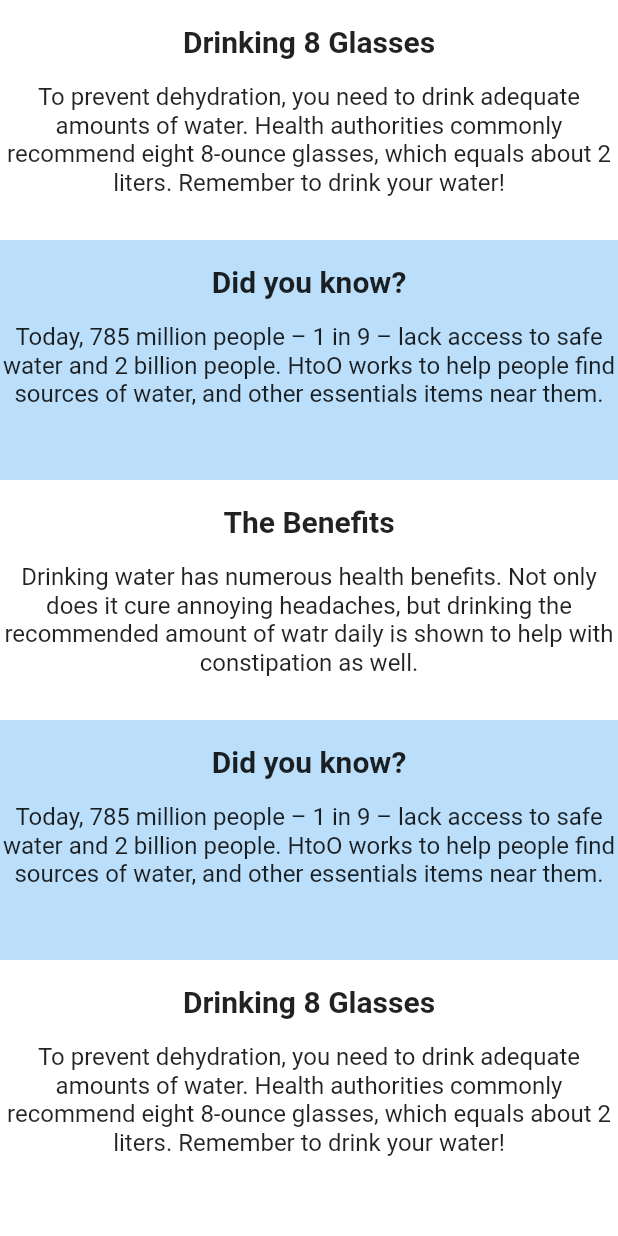
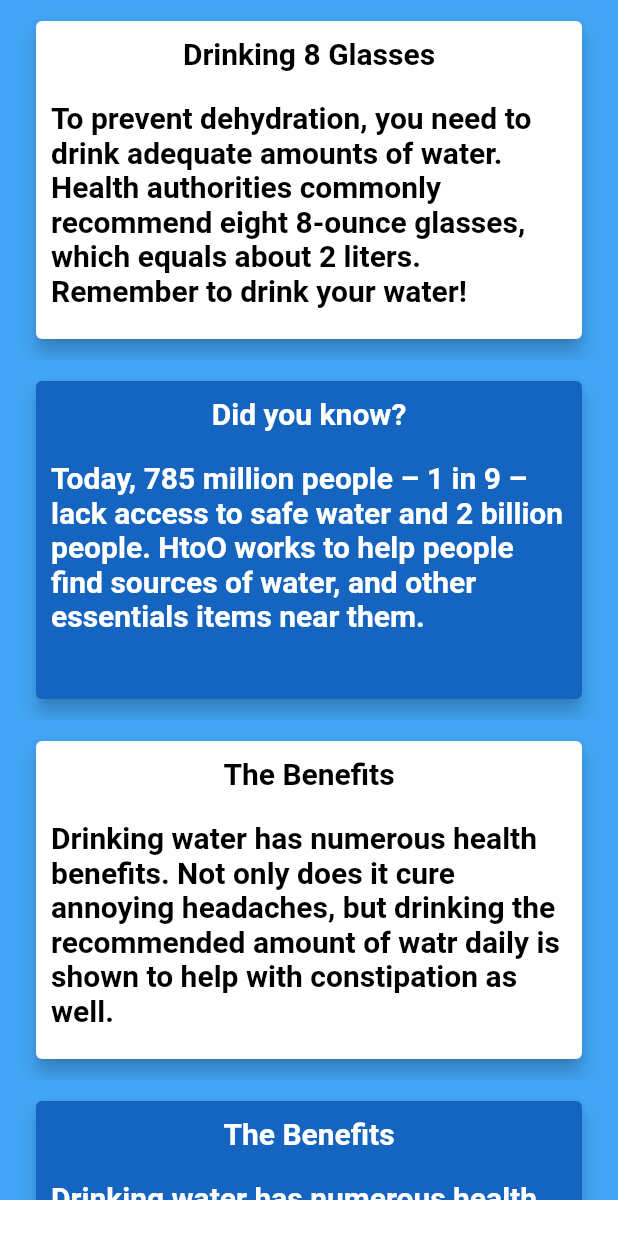
Before and after one commit to SaurontheMighty/HtoO, a Flutter app: the Tips screen opened directly, on a phone screen of 412 x 824 dp. Run offline on Flutter 3.47's test engine with Material 2 defaults, Android fonts, the phone set to English and light mode, and no system bars; our stand-ins replace google_maps_flutter.

Commit message:
tips deisgn change

```diff
--- a/lib/tips.dart
+++ b/lib/tips.dart
@@ -7,6 +7,7 @@ class Tips extends StatefulWidget {
 }
 
 class _TipsState extends State<Tips> {
+
   @override
   Widget build(BuildContext context) {
     return Scaffold(
@@ -17,93 +18,208 @@ class _TipsState extends State<Tips> {
         child: ListView(
           scrollDirection: Axis.vertical,
           children: <Widget>[
-            Container(
-              child: Column(
-                mainAxisAlignment: MainAxisAlignment.start,
-                crossAxisAlignment: CrossAxisAlignment.center,
-                children: <Widget>[
-                Text(""),
-                Text("Drinking 8 Glasses", textAlign: TextAlign.center, style: TextStyle(fontWeight: FontWeight.bold, fontSize: 20.0)),
-                Text(""),
-                Text("To prevent dehydration, you need to drink adequate amounts of water. Health authorities commonly recommend eight 8-ounce glasses, which equals about 2 liters. Remember to drink your water!", textAlign: TextAlign.center, style: TextStyle(fontSize: 16.0)),
-              ]),
-              width: 400.0,
-              height: 160.0,
-              color: Colors.white,
-            ),
-            Container(
-              child: Column(
-                mainAxisAlignment: MainAxisAlignment.start,
-                crossAxisAlignment: CrossAxisAlignment.center,
-                children: <Widget>[
-                Text(""),
-                Text("Did you know?", textAlign: TextAlign.center, style: TextStyle(fontWeight: FontWeight.bold, fontSize: 20.0)),
-                Text(""),
-                Text("Today, 785 million people – 1 in 9 – lack access to safe water and 2 billion people. HtoO works to help people find sources of water, and other essentials items near them.", textAlign: TextAlign.center, style: TextStyle(fontSize: 16.0)),
-              ]),
-              width: 400.0,
-              height: 160.0,
-              color: Colors.blue[100],
-            ),
-            Container(
-              child: Column(
-                mainAxisAlignment: MainAxisAlignment.start,
-                crossAxisAlignment: CrossAxisAlignment.center,
-                children: <Widget>[
-                Text(""),
-                Text("The Benefits", textAlign: TextAlign.center, style: TextStyle(fontWeight: FontWeight.bold, fontSize: 20.0)),
-                Text(""),
-                Text("Drinking water has numerous health benefits. Not only does it cure annoying headaches, but drinking the recommended amount of watr daily is shown to help with constipation as well.", textAlign: TextAlign.center, style: TextStyle(fontSize: 16.0)),
-              ]),
-              width: 400.0,
-              height: 160.0,
-              color: Colors.white,
-            ),
-            Container(
-              child: Column(
-                mainAxisAlignment: MainAxisAlignment.start,
-                crossAxisAlignment: CrossAxisAlignment.center,
-                children: <Widget>[
-                Text(""),
-                Text("Did you know?", textAlign: TextAlign.center, style: TextStyle(fontWeight: FontWeight.bold, fontSize: 20.0)),
-                Text(""),
-                Text("Today, 785 million people – 1 in 9 – lack access to safe water and 2 billion people. HtoO works to help people find sources of water, and other essentials items near them.", textAlign: TextAlign.center, style: TextStyle(fontSize: 16.0)),
-              ]),
-              width: 400.0,
-              height: 160.0,
-              color: Colors.blue[100],
-            ),
-            Container(
-              child: Column(
-                mainAxisAlignment: MainAxisAlignment.start,
-                crossAxisAlignment: CrossAxisAlignment.center,
-                children: <Widget>[
-                Text(""),
-                Text("Drinking 8 Glasses", textAlign: TextAlign.center, style: TextStyle(fontWeight: FontWeight.bold, fontSize: 20.0)),
-                Text(""),
-                Text("To prevent dehydration, you need to drink adequate amounts of water. Health authorities commonly recommend eight 8-ounce glasses, which equals about 2 liters. Remember to drink your water!", textAlign: TextAlign.center, style: TextStyle(fontSize: 16.0)),
-              ]),
-              width: 400.0,
-              height: 160.0,
-              color: Colors.white,
-            ),
-            Container(
-              child: Column(
-                mainAxisAlignment: MainAxisAlignment.start,
-                crossAxisAlignment: CrossAxisAlignment.center,
-                children: <Widget>[
-                Text(""),
-                Text("Did you know?", textAlign: TextAlign.center, style: TextStyle(fontWeight: FontWeight.bold, fontSize: 20.0)),
-                Text(""),
-                Text("Today, 785 million people – 1 in 9 – lack access to safe water and 2 billion people. HtoO works to help people find sources of water, and other essentials items near them.", textAlign: TextAlign.center, style: TextStyle(fontSize: 16.0)),
-              ]),
-              width: 400.0,
-              height: 160.0,
-              color: Colors.blue[100],
-            ),
+            // Container(
+            //   child: Column(
+            //     mainAxisAlignment: MainAxisAlignment.start,
+            //     crossAxisAlignment: CrossAxisAlignment.center,
+            //     children: <Widget>[
+            //     Text(""),
+            //     Text("Drinking 8 Glasses", textAlign: TextAlign.center, style: TextStyle(fontWeight: FontWeight.bold, fontSize: 20.0)),
+            //     Text(""),
+            //     Text("To prevent dehydration, you need to drink adequate amounts of water. Health authorities commonly recommend eight 8-ounce glasses, which equals about 2 liters. Remember to drink your water!", textAlign: TextAlign.center, style: TextStyle(fontSize: 16.0)),
+            //   ]),
+            //   width: 400.0,
+            //   height: 160.0,
+            //   color: Colors.white,
+            // ),
+
+            makeTips("Drinking 8 Glasses", "To prevent dehydration, you need to drink adequate amounts of water. Health authorities commonly recommend eight 8-ounce glasses, which equals about 2 liters. Remember to drink your water!", 0),
+            // Container(
+            //   child: Column(
+            //     mainAxisAlignment: MainAxisAlignment.start,
+            //     crossAxisAlignment: CrossAxisAlignment.center,
+            //     children: <Widget>[
+            //     Text(""),
+            //     Text("Did you know?", textAlign: TextAlign.center, style: TextStyle(fontWeight: FontWeight.bold, fontSize: 20.0)),
+            //     Text(""),
+            //     Text("Today, 785 million people – 1 in 9 – lack access to safe water and 2 billion people. HtoO works to help people find sources of water, and other essentials items near them.", textAlign: TextAlign.center, style: TextStyle(fontSize: 16.0)),
+            //   ]),
+            //   width: 400.0,
+            //   height: 160.0,
+            //   color: Colors.blue[100],
+            // ),
+            makeTips("Did you know?", "Today, 785 million people – 1 in 9 – lack access to safe water and 2 billion people. HtoO works to help people find sources of water, and other essentials items near them.", 1),
+            // Container(
+            //   child: Column(
+            //     mainAxisAlignment: MainAxisAlignment.start,
+            //     crossAxisAlignment: CrossAxisAlignment.center,
+            //     children: <Widget>[
+            //     Text(""),
+            //     Text("The Benefits", textAlign: TextAlign.center, style: TextStyle(fontWeight: FontWeight.bold, fontSize: 20.0)),
+            //     Text(""),
+            //     Text("Drinking water has numerous health benefits. Not only does it cure annoying headaches, but drinking the recommended amount of watr daily is shown to help with constipation as well.", textAlign: TextAlign.center, style: TextStyle(fontSize: 16.0)),
+            //   ]),
+            //   width: 400.0,
+            //   height: 160.0,
+            //   color: Colors.white,
+            // ),
+            makeTips("The Benefits","Drinking water has numerous health benefits. Not only does it cure annoying headaches, but drinking the recommended amount of watr daily is shown to help with constipation as well.", 0),
+            // Container(
+            //   child: Column(
+            //     mainAxisAlignment: MainAxisAlignment.start,
+            //     crossAxisAlignment: CrossAxisAlignment.center,
+            //     children: <Widget>[
+            //     Text(""),
+            //     Text("Did you know?", textAlign: TextAlign.center, style: TextStyle(fontWeight: FontWeight.bold, fontSize: 20.0)),
+            //     Text(""),
+            //     Text("Today, 785 million people – 1 in 9 – lack access to safe water and 2 billion people. HtoO works to help people find sources of water, and other essentials items near them.", textAlign: TextAlign.center, style: TextStyle(fontSize: 16.0)),
+            //   ]),
+            //   width: 400.0,
+            //   height: 160.0,
+            //   color: Colors.blue[100],
+            // ),
+            makeTips("The Benefits","Drinking water has numerous health benefits. Not only does it cure annoying headaches, but drinking the recommended amount of watr daily is shown to help with constipation as well.", 1),
+            // Container(
+            //   child: Column(
+            //     mainAxisAlignment: MainAxisAlignment.start,
+            //     crossAxisAlignment: CrossAxisAlignment.center,
+            //     children: <Widget>[
+            //     Text(""),
+            //     Text("Drinking 8 Glasses", textAlign: TextAlign.center, style: TextStyle(fontWeight: FontWeight.bold, fontSize: 20.0)),
+            //     Text(""),
+            //     Text("To prevent dehydration, you need to drink adequate amounts of water. Health authorities commonly recommend eight 8-ounce glasses, which equals about 2 liters. Remember to drink your water!", textAlign: TextAlign.center, style: TextStyle(fontSize: 16.0)),
+            //   ]),
+            //   width: 400.0,
+            //   height: 160.0,
+            //   color: Colors.white,
+            // ),
+            makeTips("The Benefits","Drinking water has numerous health benefits. Not only does it cure annoying headaches, but drinking the recommended amount of watr daily is shown to help with constipation as well.", 0),
+            // Container(
+            //   child: Column(
+            //     mainAxisAlignment: MainAxisAlignment.start,
+            //     crossAxisAlignment: CrossAxisAlignment.center,
+            //     children: <Widget>[
+            //     Text(""),
+            //     Text("Did you know?", textAlign: TextAlign.center, style: TextStyle(fontWeight: FontWeight.bold, fontSize: 20.0)),
+            //     Text(""),
+            //     Text("Today, 785 million people – 1 in 9 – lack access to safe water and 2 billion people. HtoO works to help people find sources of water, and other essentials items near them.", textAlign: TextAlign.center, style: TextStyle(fontSize: 16.0)),
+            //   ]),
+            //   width: 400.0,
+            //   height: 160.0,
+            //   color: Colors.blue[100],
+            // ),
+            makeTips("The Benefits","Drinking water has numerous health benefits. Not only does it cure annoying headaches, but drinking the recommended amount of watr daily is shown to help with constipation as well.", 1),
           ],
         ),
       ),
     );
   }
+//   Card listSectionMethod(String text) {
+//     return new Card(
+//       child: ListTile(
+//          // title: Text(title.toString()),
+//           subtitle: Text("AAA"),
+//           leading:
+//             // CircleAvatar(
+//             //   backgroundImage: add image for later maybe??,
+//             // ) :
+//             Container(
+//               decoration: BoxDecoration(
+//                 shape: BoxShape.circle,
+//                 gradient: LinearGradient(
+//                   colors: [
+//                     color1,
+//                     color2,
+//                   ],
+//                   begin: Alignment.bottomLeft,
+//                   end: Alignment.topRight
+//                 )
+//               ),
+//               child: CircleAvatar(
+//                 child: Text(
+//                   title[0],
+//                   style: TextStyle(
+//                     color: Colors.white
+//                   )
+//                 ),
+//                 backgroundColor: Colors.transparent
+//               )
+//             ),
+//         //     trailing: Row(
+//         //       mainAxisSize: MainAxisSize.min,
+//         //       mainAxisAlignment: MainAxisAlignment.spaceEvenly,
+//         //       children: <Widget>[
+//         //         FlatButton(
+//         //           onPressed: (){ countSubtract(title);},
+//         //           child: Icon(Icons.remove)),
+//         //         FlatButton(
+//         //           onPressed: (){countAdd(title);
+//         //           print(count.toString());},
+//         //           child: Icon(Icons.add)),
+//         //       ],
+//         // ),
+
+
+//     )
+//     );
+// }
+
+Container makeTips(String header, String main, int color){
+  return new Container(
+    color: Colors.blue[400],
+      height: 240,
+      padding: EdgeInsets.fromLTRB(20, 10, 20, 10),
+      child: Card(
+        color: color == 0? Colors.white : Colors.blue[800],
+        elevation: 5,
+        child:
+            Column(
+              children: <Widget>[
+                Container(
+                padding: EdgeInsets.fromLTRB(10, 10, 10, 10),
+                alignment: Alignment.topCenter,
+                child: Text(
+
+                    header,
+
+                  style:  TextStyle(fontWeight: FontWeight.bold,color: color == 0? Colors.black : Colors.white, fontSize: 20.0)
+                  ),
+
+              ),
+              Container(
+                padding: EdgeInsets.fromLTRB(10, 10, 10, 10),
+                alignment: Alignment.topCenter,
+                child: Text(
+                    main,
+                  style:  TextStyle(fontWeight: FontWeight.bold,color: color == 0? Colors.black : Colors.white, fontSize: 20.0)),
+
+              ),
+
+
+              ],
+
+            // Positioned(
+            //   bottom: 0,
+            //   left: 10,
+            //   right: 150,
+            //   child: Column(
+            //     mainAxisAlignment: MainAxisAlignment.start,
+            //     crossAxisAlignment: CrossAxisAlignment.start,
+            //     children: <Widget>[
+            //       Text('Date: 18-Sep-2019'),
+            //       Text('Category: Sport')
+            //     ],
+            //   ),
+            ),
+            // Positioned(
+            //   top: 0,
+            //   right: 0,
+            //   child: Container(
+            //     child: Image.network('https://picsum.photos/250?image=9',
+            //         width: 150),
+            //   ),
+            // )
+    )
+  );
 }
+}
```
